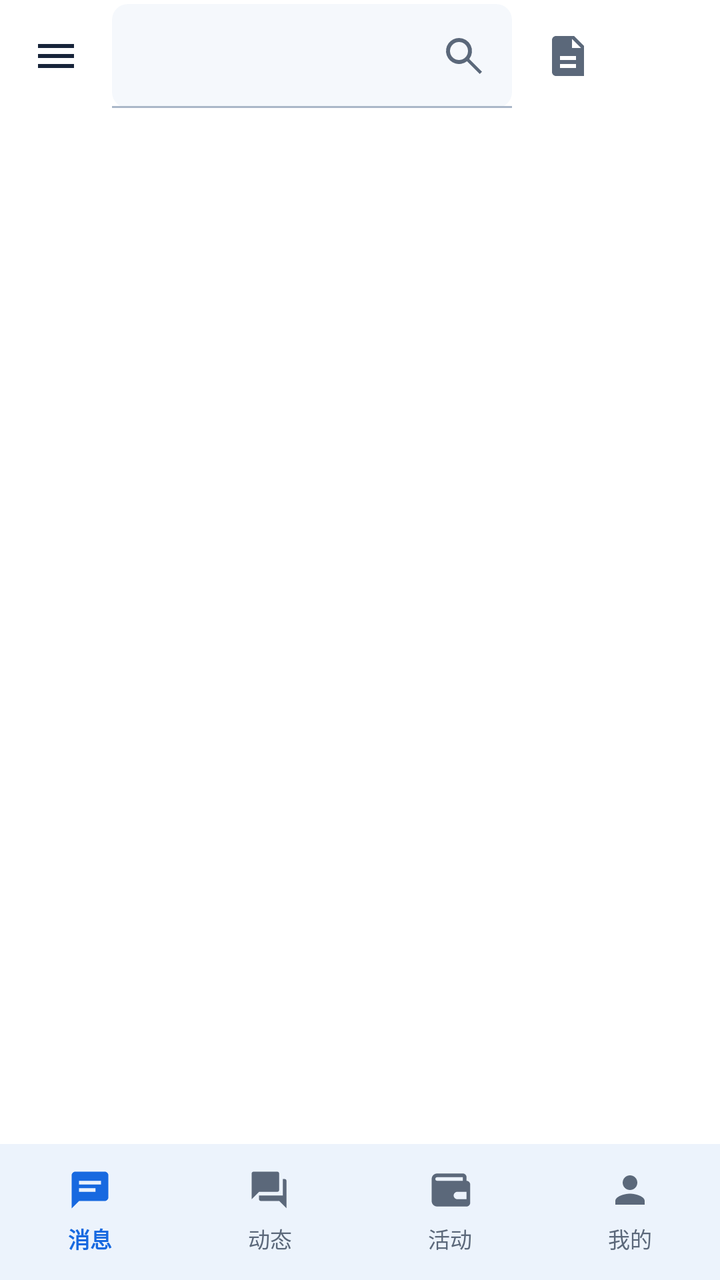
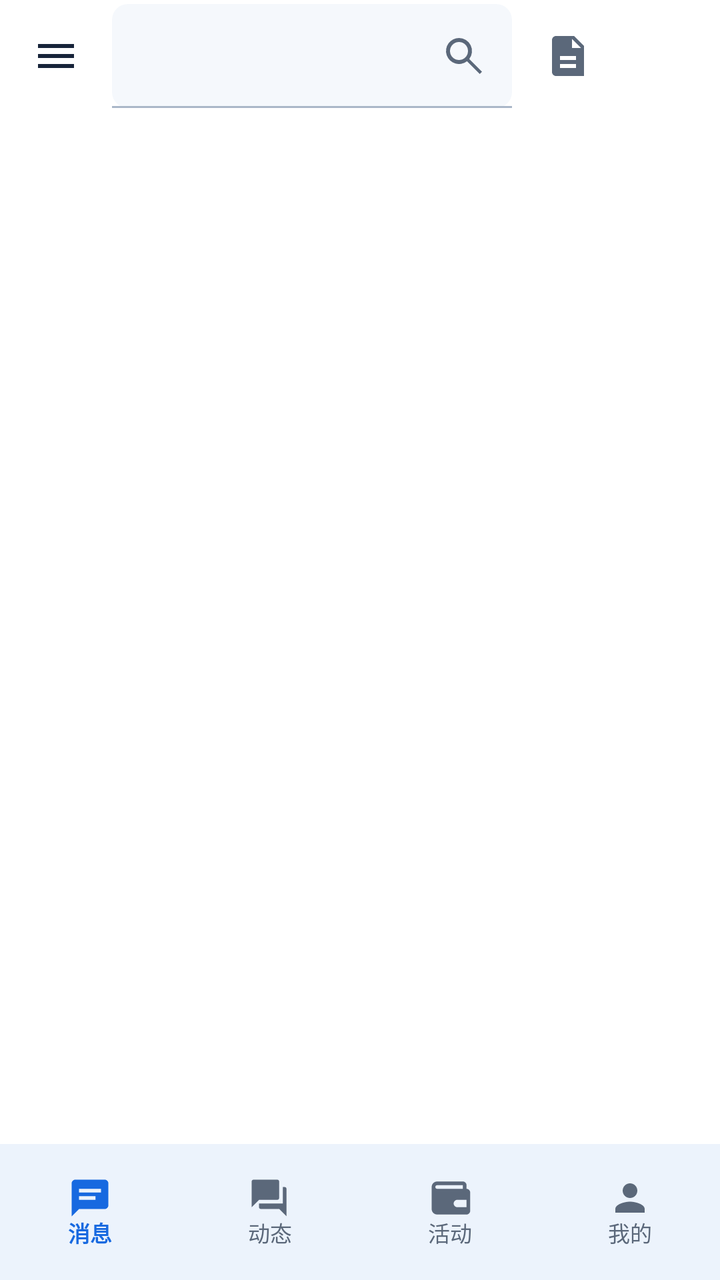

Before-and-after screenshots of an Android layout around one commit, followed by the original layout XML and the change that was made.
<!-- AndroidManifest.xml: application theme Theme.Yiyunying -->
<!-- res/layout/fragment_user_shell.xml -->
<?xml version="1.0" encoding="utf-8"?>
<LinearLayout xmlns:android="http://schemas.android.com/apk/res/android"
    xmlns:app="http://schemas.android.com/apk/res-auto"
    android:layout_width="match_parent"
    android:layout_height="match_parent"
    android:background="@color/surface"
    android:orientation="vertical">

    <LinearLayout
        android:id="@+id/topActions"
        android:layout_width="match_parent"
        android:layout_height="56dp"
        android:gravity="center_vertical"
        android:orientation="horizontal"
        android:paddingStart="4dp"
        android:paddingEnd="4dp">

        <ImageButton
            android:id="@+id/menuButton"
            android:layout_width="48dp"
            android:layout_height="48dp"
            android:background="?attr/selectableItemBackgroundBorderless"
            android:contentDescription="打开功能菜单"
            android:padding="12dp"
            android:src="@drawable/ic_menu"
            android:tooltipText="功能菜单" />

        <com.google.android.material.textfield.TextInputLayout
            android:id="@+id/searchLayout"
            style="@style/Widget.Material3.TextInputLayout.FilledBox.Dense"
            android:layout_width="0dp"
            android:layout_height="52dp"
            android:layout_marginHorizontal="4dp"
            android:layout_weight="1"
            app:boxBackgroundColor="@color/surface_container"
            app:boxCornerRadiusBottomEnd="8dp"
            app:boxCornerRadiusBottomStart="8dp"
            app:boxCornerRadiusTopEnd="8dp"
            app:boxCornerRadiusTopStart="8dp"
            app:endIconDrawable="@drawable/ic_search"
            app:endIconMode="custom">

            <com.google.android.material.textfield.TextInputEditText
                android:id="@+id/searchInput"
                android:layout_width="match_parent"
                android:layout_height="match_parent"
                android:imeOptions="actionSearch"
                android:inputType="text"
                android:maxLines="1"
                android:textSize="15sp" />
        </com.google.android.material.textfield.TextInputLayout>

        <ImageButton
            android:id="@+id/notesButton"
            android:layout_width="48dp"
            android:layout_height="48dp"
            android:background="?attr/selectableItemBackgroundBorderless"
            android:contentDescription="我的笔记"
            android:padding="12dp"
            android:src="@drawable/ic_document"
            android:tooltipText="我的笔记" />

        <ImageButton
            android:id="@+id/primaryAction"
            android:layout_width="48dp"
            android:layout_height="48dp"
            android:background="?attr/selectableItemBackgroundBorderless"
            android:contentDescription="页面操作"
            android:padding="12dp"
            android:src="@drawable/ic_add" />
    </LinearLayout>

    <androidx.viewpager2.widget.ViewPager2
        android:id="@+id/pager"
        android:layout_width="match_parent"
        android:layout_height="0dp"
        android:layout_weight="1" />

    <com.google.android.material.bottomnavigation.BottomNavigationView
        android:id="@+id/bottomNavigation"
        android:layout_width="match_parent"
        android:layout_height="@dimen/bottom_dock_height"
        android:background="@color/glass_surface_strong"
        android:elevation="8dp"
        app:itemActiveIndicatorStyle="@style/Widget.Material3.BottomNavigationView.ActiveIndicator"
        app:itemHorizontalTranslationEnabled="false"
        app:itemIconSize="22dp"
        app:itemIconTint="@color/bottom_navigation_tint"
        app:itemTextAppearanceActive="@style/TextAppearance.Yiyunying.BottomNavigation.Active"
        app:itemTextAppearanceInactive="@style/TextAppearance.Yiyunying.BottomNavigation.Inactive"
        app:itemTextColor="@color/bottom_navigation_tint"
        app:labelVisibilityMode="labeled"
        app:menu="@menu/user_bottom_navigation" />
</LinearLayout>
<!-- resources referenced by this layout -->
<resources>
  <color name="glass_surface_strong">#F5FFFFFF</color>
  <color name="surface">#FFFFFF</color>
  <color name="surface_container">#F5F8FC</color>
  <dimen name="bottom_dock_height">68dp</dimen>
  <!-- drawable ic_add (drawable) -->
  <vector xmlns:android="http://schemas.android.com/apk/res/android" android:width="24dp" android:height="24dp" android:viewportWidth="24" android:viewportHeight="24">
      <path android:fillColor="?attr/colorOnPrimary" android:pathData="M19,13h-6v6h-2v-6H5v-2h6V5h2v6h6v2z" />
  </vector>
  <!-- drawable ic_document (drawable) -->
  <vector xmlns:android="http://schemas.android.com/apk/res/android" android:width="24dp" android:height="24dp" android:viewportWidth="24" android:viewportHeight="24">
      <path android:fillColor="@color/on_surface_variant" android:pathData="M6,2h9l5,5v15H6c-1.1,0 -2,-0.9 -2,-2V4c0,-1.1 0.9,-2 2,-2zM14,3.5V8h4.5L14,3.5zM8,12v2h8v-2H8zM8,16v2h8v-2H8z" />
  </vector>
  <!-- drawable ic_menu (drawable) -->
  <vector xmlns:android="http://schemas.android.com/apk/res/android" android:width="24dp" android:height="24dp" android:viewportWidth="24" android:viewportHeight="24">
      <path android:fillColor="@color/on_surface" android:pathData="M3,18h18v-2H3v2zM3,13h18v-2H3v2zM3,6v2h18V6H3z" />
  </vector>
  <!-- drawable ic_search (drawable) -->
  <vector xmlns:android="http://schemas.android.com/apk/res/android" android:width="24dp" android:height="24dp" android:viewportWidth="24" android:viewportHeight="24">
      <path android:fillColor="@color/on_surface_variant" android:pathData="M9.5,3a6.5,6.5 0,1 0,3.98 11.64L19.85,21 21,19.85l-6.36,-6.37A6.5,6.5 0,0 0,9.5 3zM9.5,5a4.5,4.5 0,1 1,0 9a4.5,4.5 0,0 1,0 -9z" />
  </vector>
  <style name="TextAppearance.Yiyunying.BottomNavigation.Active" parent="TextAppearance.Material3.LabelMedium">
          <item name="android:textSize">11sp</item>
          <item name="android:textStyle">bold</item>
          <item name="android:letterSpacing">0</item>
      </style>
  <style name="TextAppearance.Yiyunying.BottomNavigation.Inactive" parent="TextAppearance.Material3.LabelMedium">
          <item name="android:textSize">11sp</item>
          <item name="android:letterSpacing">0</item>
      </style>
  <style name="Theme.Yiyunying" parent="Theme.Yiyunying.Base" />
  <color name="on_surface_variant">#5B687A</color>
  <color name="on_surface">#17243A</color>
  <color name="primary">#1769E0</color>
  <color name="on_primary">#FFFFFF</color>
  <color name="primary_container">#E8F1FF</color>
  <color name="on_primary_container">#123A72</color>
  <color name="secondary">#4B78B8</color>
  <color name="on_secondary">#FFFFFF</color>
  <color name="secondary_container">#EAF2FF</color>
  <color name="tertiary">#476DA5</color>
  <color name="error">#BA1A1A</color>
  <color name="outline">#AAB7C8</color>
  <style name="Widget.Yiyunying.Card" parent="Widget.Material3.CardView.Elevated">
          <item name="cardCornerRadius">8dp</item>
          <item name="cardElevation">1dp</item>
          <item name="cardBackgroundColor">@color/glass_surface</item>
          <item name="strokeColor">@color/glass_outline</item>
          <item name="strokeWidth">1dp</item>
      </style>
  <style name="Widget.Yiyunying.Button" parent="Widget.Material3.Button">
          <item name="cornerRadius">8dp</item>
          <item name="android:minHeight">48dp</item>
          <item name="android:textAllCaps">false</item>
      </style>
  <color name="glass_surface">#E8FFFFFF</color>
  <color name="glass_outline">#80C4CFDD</color>
  <!-- unchanged entries left out for length: 1 -->
</resources>

<!-- the commit's change to res/layout/fragment_user_shell.xml (unified diff, before → after) -->
@@ -80,6 +80,9 @@
         android:id="@+id/bottomNavigation"
         android:layout_width="match_parent"
         android:layout_height="@dimen/bottom_dock_height"
+        android:minHeight="@dimen/bottom_dock_height"
+        android:paddingTop="4dp"
+        android:paddingBottom="3dp"
         android:background="@color/glass_surface_strong"
         android:elevation="8dp"
         app:itemActiveIndicatorStyle="@style/Widget.Material3.BottomNavigationView.ActiveIndicator"
